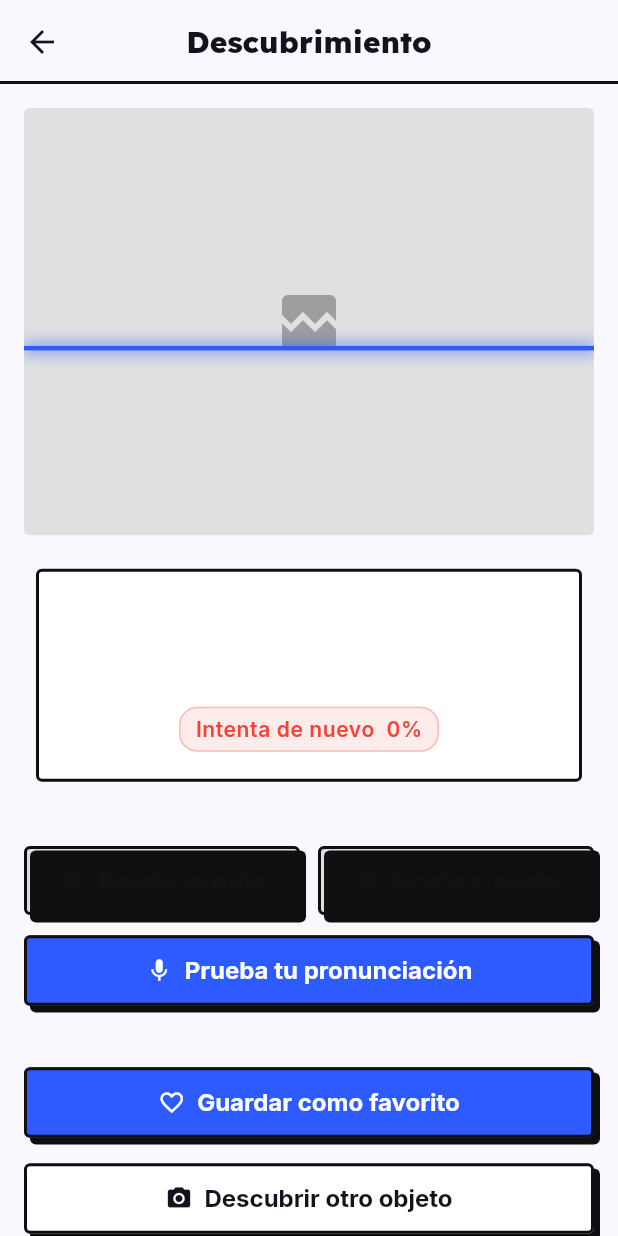
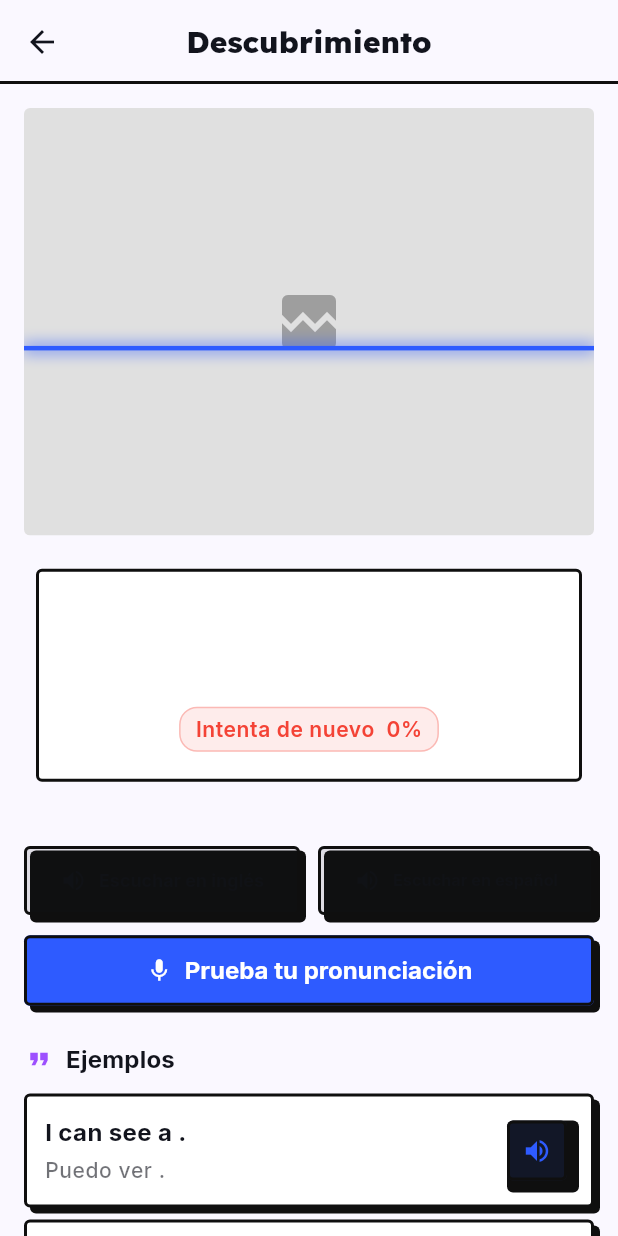
Before and after one commit to Jameshz16/picspeak, a Flutter app: the ResultScreen screen opened directly with empty values, on a phone screen of 412 x 824 dp. Run offline on Flutter 3.47's test engine with Material 3 defaults, Android fonts, the phone set to English and light mode, and no system bars; our stand-ins replace camera, cloud_firestore, firebase_auth, firebase_core, firebase_messaging, flutter_local_notifications and 11 more; missing offline and left inert: google_mlkit_image_labeling, google_mlkit_object_detection, purchases_flutter; accounts and stored records are empty.

Commit message:
feat(phrases): template fallback for words without curated phrases
- Add template_phrases.dart: generates 2 simple A1-A2 sentences for any noun
- Update PhrasesSection: curated phrases preferred, template fallback always
- Every word now shows example sentences (100% coverage)
- Unit tests: template_phrases (6) + result_screen (3) all pass
- flutter analyze: 0 errors

```diff
--- /dev/null
+++ b/lib/features/object_recognition/domain/template_phrases.dart
@@ -0,0 +1,19 @@
+import '../../../core/data/phrase_repository.dart';
+
+/// Generates simple template-based phrases for any noun.
+///
+/// Used as a fallback when no curated phrases exist in the JSON asset.
+/// Templates are designed for A1-A2 learners and work with any noun
+/// without gender detection.
+List<PhrasePair> generateTemplatePhrases(String enLabel, String esLabel) {
+  return [
+    PhrasePair(
+      en: 'I can see a $enLabel.',
+      es: 'Puedo ver $esLabel.',
+    ),
+    PhrasePair(
+      en: 'Look at the $enLabel.',
+      es: 'Mira $esLabel.',
+    ),
+  ];
+}
--- a/lib/features/object_recognition/presentation/phrases_section.dart
+++ b/lib/features/object_recognition/presentation/phrases_section.dart
@@ -4,11 +4,14 @@ import 'package:flutter_riverpod/flutter_riverpod.dart';
 import '../../../app/nb_animations.dart';
 import '../../../app/theme.dart';
 import '../../../core/data/phrase_repository.dart';
+import '../domain/template_phrases.dart';
 import '../presentation/tts_play_notifier.dart';
 
 /// Displays example phrases for a recognized word.
 ///
-/// If no phrases exist for the word, renders nothing ([SizedBox.shrink]).
+/// Curated phrases from the JSON asset are preferred. When none exist,
+/// simple template-based phrases are generated so every word has at
+/// least two example sentences.
 class PhrasesSection extends ConsumerWidget {
   final String enLabel;
   final String esLabel;
@@ -27,10 +30,8 @@ class PhrasesSection extends ConsumerWidget {
       loading: () => const SizedBox.shrink(),
       error: (_, __) => const SizedBox.shrink(),
       data: (repo) {
-        final phrases = repo.getPhrases(enLabel);
-        if (phrases == null || phrases.isEmpty) {
-          return const SizedBox.shrink();
-        }
+        final phrases =
+            repo.getPhrases(enLabel) ?? generateTemplatePhrases(enLabel, esLabel);
 
         return Column(
           crossAxisAlignment: CrossAxisAlignment.start,
```
Also changed, not shown: 1 other file.
